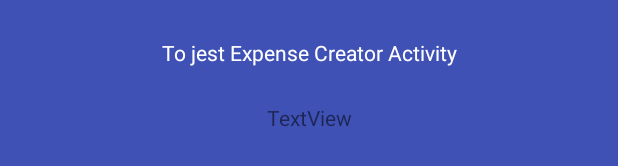
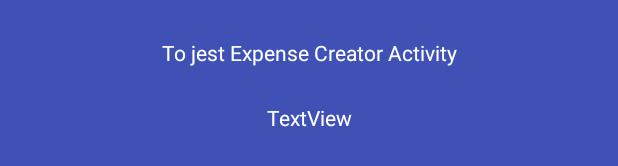
Before and after one commit to phaxi73/PodzialWydatkow, an Android app: the layout activity_expense_creator.xml on its own in the app's theme, with its tools: preview values and no code run, on a phone screen of 412 x 824 dp. Shown: the part 334-500 px from the top of the screen. Run offline under Robolectric (Android 15) with nearby library versions, the phone set to English and light mode, and no system bars.

Commit message:
Continue with this (not working version)

```diff
--- a/app/src/main/res/layout/activity_expense_creator.xml
+++ b/app/src/main/res/layout/activity_expense_creator.xml
@@ -27,5 +27,8 @@
         android:text="TextView"
         app:layout_constraintLeft_toLeftOf="parent"
         app:layout_constraintRight_toRightOf="parent"
-        app:layout_constraintTop_toBottomOf="@+id/textView2" />
+        app:layout_constraintTop_toBottomOf="@+id/textView2"
+        android:textColor="@color/white"/>
+
+
 </android.support.constraint.ConstraintLayout>
```
Also changed, not shown: app/src/main/java/com/example/bartek/podzialwydatkow/ExpenseCreatorActivity.java (+4 -4 lines), app/src/main/java/com/example/bartek/podzialwydatkow/ExpensesFragment.java (+1 -11 lines).
